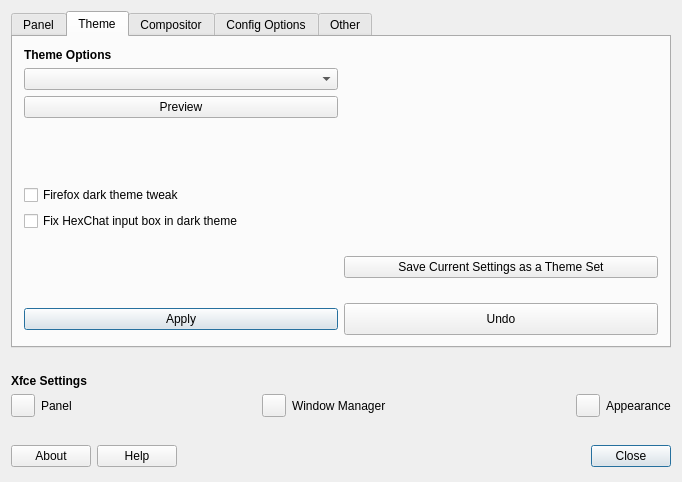
Before: the Qt Designer form tweak/defaultlook.ui in MX-Linux/mx-tweak, drawn with Qt 5.
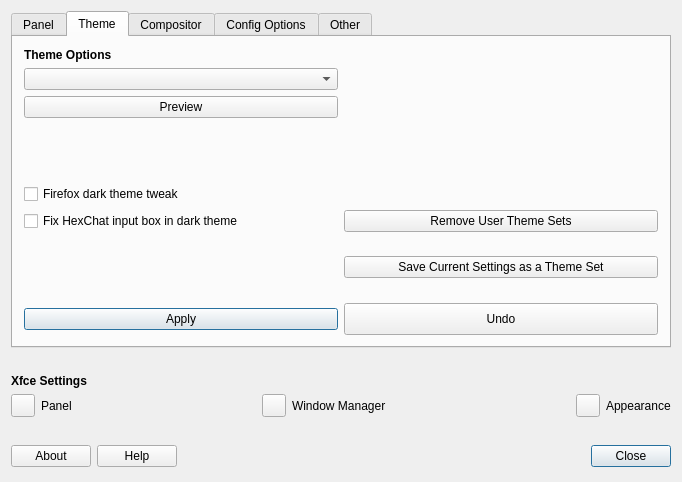
After: the same form once the commit is applied. Icons and pictures are not drawn.

Commit message: Adding a user theme set removal button

Diff of the .ui file:
```diff
--- a/tweak/defaultlook.ui
+++ b/tweak/defaultlook.ui
@@ -594,6 +594,16 @@
              </property>
             </widget>
            </item>
+           <item row="5" column="1">
+            <widget class="QPushButton" name="pushButtonRemoveUserThemeSets">
+             <property name="text">
+              <string>Remove User Theme Sets</string>
+             </property>
+             <property name="icon">
+              <iconset theme="list-remove"/>
+             </property>
+            </widget>
+           </item>
           </layout>
          </item>
         </layout>
```
The commit also changes 6 other files.
